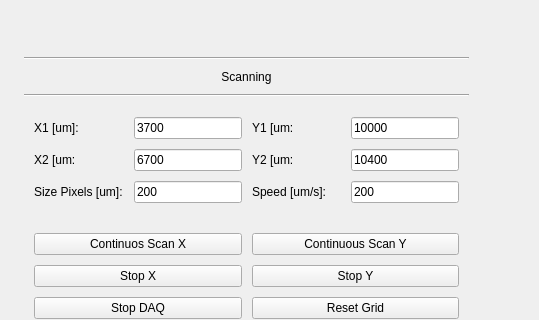
Above: GlobalGUI/gui/uis/pages/main_pages.ui from SSierraAl/OFI-VelocityProfile before the change; both pictures show x 0 to 539 and y 351 to 671 of the 956 by 820 pixel window. Below: the same form after it.
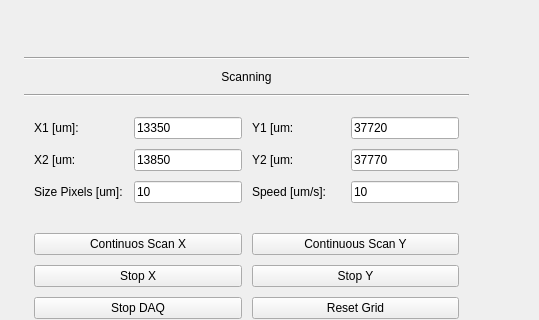
That is the form after the change. The open tabs and pages were chosen to show the change.

Patch:
```diff
--- a/GlobalGUI/gui/uis/pages/main_pages.ui
+++ b/GlobalGUI/gui/uis/pages/main_pages.ui
@@ -1504,7 +1504,7 @@
                   </sizepolicy>
                  </property>
                  <property name="text">
-                  <string>10000</string>
+                  <string>37720</string>
                  </property>
                 </widget>
                </item>
@@ -1524,7 +1524,7 @@
                   </sizepolicy>
                  </property>
                  <property name="text">
-                  <string>200</string>
+                  <string>10</string>
                  </property>
                 </widget>
                </item>
@@ -1537,7 +1537,7 @@
                   </sizepolicy>
                  </property>
                  <property name="text">
-                  <string>6700</string>
+                  <string>13850</string>
                  </property>
                 </widget>
                </item>
@@ -1557,7 +1557,7 @@
                   </sizepolicy>
                  </property>
                  <property name="text">
-                  <string>10400</string>
+                  <string>37770</string>
                  </property>
                 </widget>
                </item>
@@ -1570,7 +1570,7 @@
                   </sizepolicy>
                  </property>
                  <property name="text">
-                  <string>200</string>
+                  <string>10</string>
                  </property>
                 </widget>
                </item>
@@ -1603,7 +1603,7 @@
                   </sizepolicy>
                  </property>
                  <property name="text">
-                  <string>3700</string>
+                  <string>13350</string>
                  </property>
                 </widget>
                </item>
```
Left out of the diff: 2 changed lines with no effect on the pictures.
